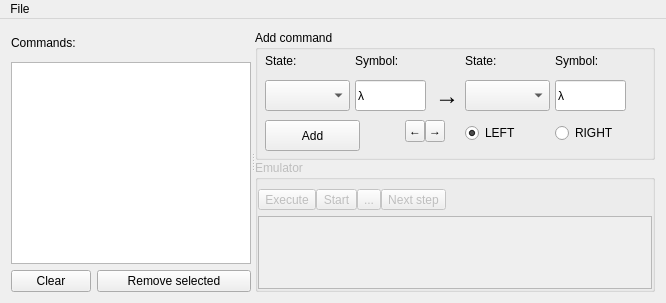
pddoz/turing-machine-emulator, file mainwindow.ui: the form before one commit.
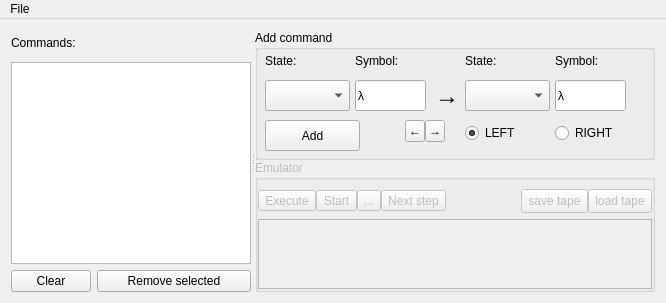
The form after the commit. Icons and pictures are not drawn.

Commit message: Added saving & loading tape's state

What changed in the file:
```diff
--- a/mainwindow.ui
+++ b/mainwindow.ui
@@ -521,6 +521,44 @@
                 </property>
                </spacer>
               </item>
+              <item>
+               <widget class="QToolButton" name="saveTape">
+                <property name="minimumSize">
+                 <size>
+                  <width>0</width>
+                  <height>24</height>
+                 </size>
+                </property>
+                <property name="maximumSize">
+                 <size>
+                  <width>16777215</width>
+                  <height>24</height>
+                 </size>
+                </property>
+                <property name="text">
+                 <string>save tape</string>
+                </property>
+               </widget>
+              </item>
+              <item>
+               <widget class="QToolButton" name="loadTape">
+                <property name="minimumSize">
+                 <size>
+                  <width>0</width>
+                  <height>24</height>
+                 </size>
+                </property>
+                <property name="maximumSize">
+                 <size>
+                  <width>16777215</width>
+                  <height>24</height>
+                 </size>
+                </property>
+                <property name="text">
+                 <string>load tape</string>
+                </property>
+               </widget>
+              </item>
              </layout>
             </widget>
            </item>
```
Left out of the diff: 13 changed lines with no effect on the pictures. The commit also changes 2 other files.
